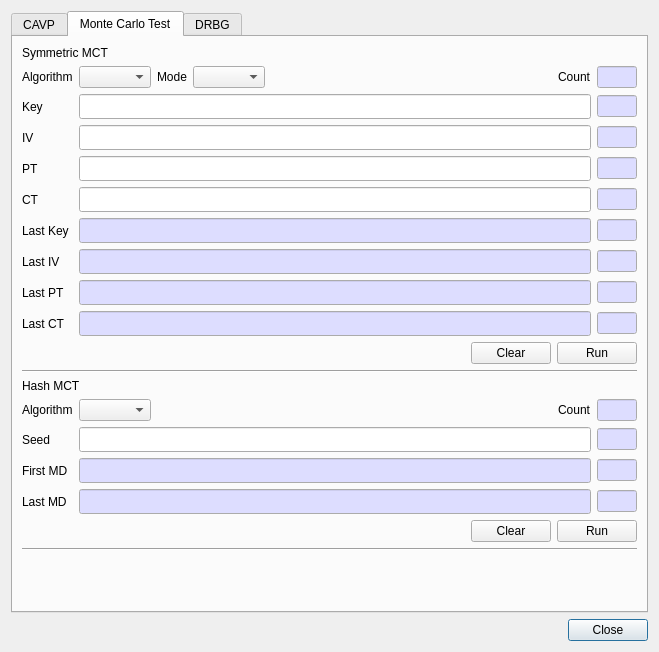
Before: the Qt Designer form BerEditor/cavp_dlg.ui in jykim74/BerEditor, drawn with Qt 5.
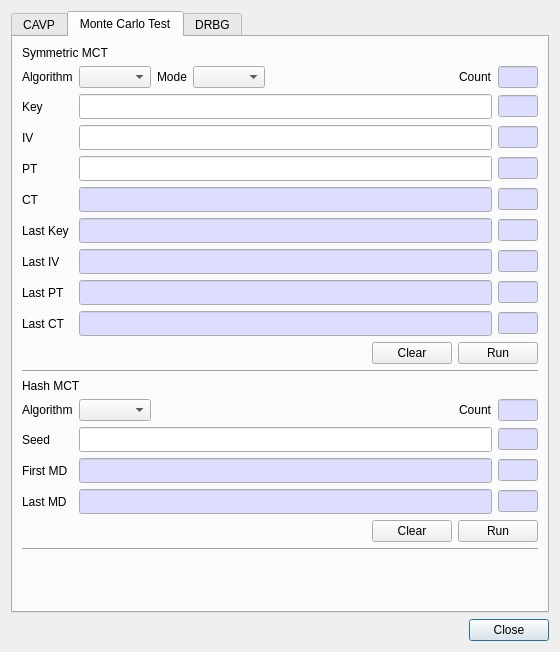
After: the same form once the commit is applied. The open tabs and pages were chosen to show the change.

Commit message: CAVP UI 개선

Diff of the .ui file:
```diff
--- a/BerEditor/cavp_dlg.ui
+++ b/BerEditor/cavp_dlg.ui
@@ -6,7 +6,7 @@
    <rect>
     <x>0</x>
     <y>0</y>
-    <width>659</width>
+    <width>555</width>
     <height>652</height>
    </rect>
   </property>
@@ -1450,11 +1450,51 @@
          </item>
          <item row="4" column="1" colspan="5">
           <widget class="QLineEdit" name="mSymMCTCTText">
+           <property name="palette">
+            <palette>
+             <active>
+              <colorrole role="Base">
+               <brush brushstyle="SolidPattern">
+                <color alpha="255">
+                 <red>221</red>
+                 <green>221</green>
+                 <blue>255</blue>
+                </color>
+               </brush>
+              </colorrole>
+             </active>
+             <inactive>
+              <colorrole role="Base">
+               <brush brushstyle="SolidPattern">
+                <color alpha="255">
+                 <red>221</red>
+                 <green>221</green>
+                 <blue>255</blue>
+                </color>
+               </brush>
+              </colorrole>
+             </inactive>
+             <disabled>
+              <colorrole role="Base">
+               <brush brushstyle="SolidPattern">
+                <color alpha="255">
+                 <red>240</red>
+                 <green>240</green>
+                 <blue>240</blue>
+                </color>
+               </brush>
+              </colorrole>
+             </disabled>
+            </palette>
+           </property>
            <property name="font">
             <font>
              <family>굴림체</family>
             </font>
            </property>
+           <property name="readOnly">
+            <bool>true</bool>
+           </property>
           </widget>
          </item>
          <item row="5" column="1" colspan="5">
```
